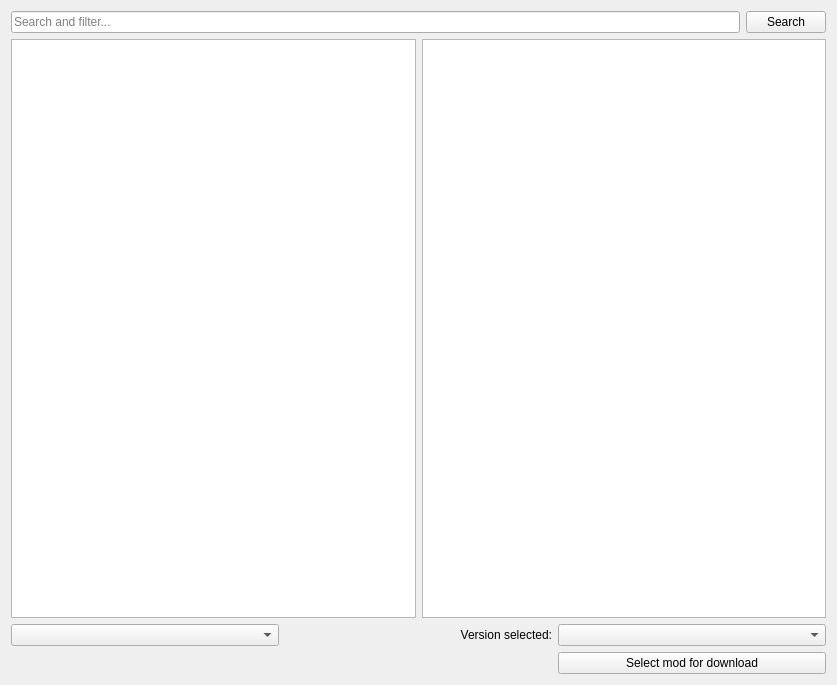
Above: launcher/ui/pages/modplatform/ModPage.ui from FreesmTeam/FreesmLauncher before the change. Below: the same form after it.
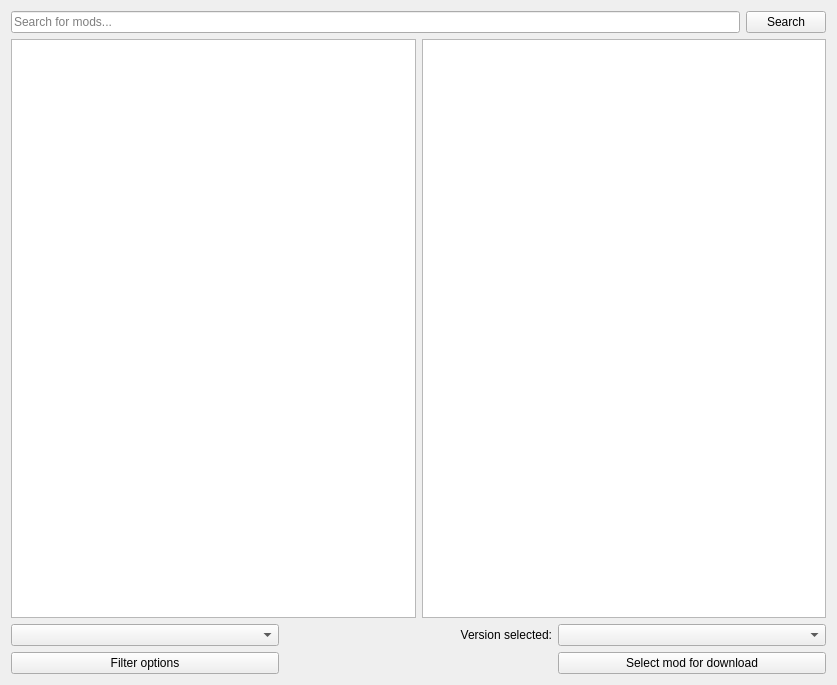
That is the form after the change.

Commit message: feat: Integrate newly created filter dialog in ModPage

Diff of the .ui file:
```diff
--- a/launcher/ui/pages/modplatform/ModPage.ui
+++ b/launcher/ui/pages/modplatform/ModPage.ui
@@ -51,12 +51,12 @@
    <item row="0" column="0">
     <widget class="QLineEdit" name="searchEdit">
      <property name="placeholderText">
-      <string>Search and filter...</string>
+      <string>Search for mods...</string>
      </property>
     </widget>
    </item>
    <item row="2" column="0" colspan="2">
-    <layout class="QGridLayout" name="gridLayout_4" columnstretch="0,0,0,0">
+    <layout class="QGridLayout" name="gridLayout_4" columnstretch="0,0,0">
      <item row="0" column="2">
       <widget class="QComboBox" name="versionSelectionBox"/>
      </item>
@@ -80,6 +80,13 @@
        </property>
       </widget>
      </item>
+     <item row="1" column="0">
+      <widget class="QPushButton" name="modFilterButton">
+       <property name="text">
+        <string>Filter options</string>
+       </property>
+      </widget>
+     </item>
     </layout>
    </item>
   </layout>
```
The commit also changes 3 other files.
